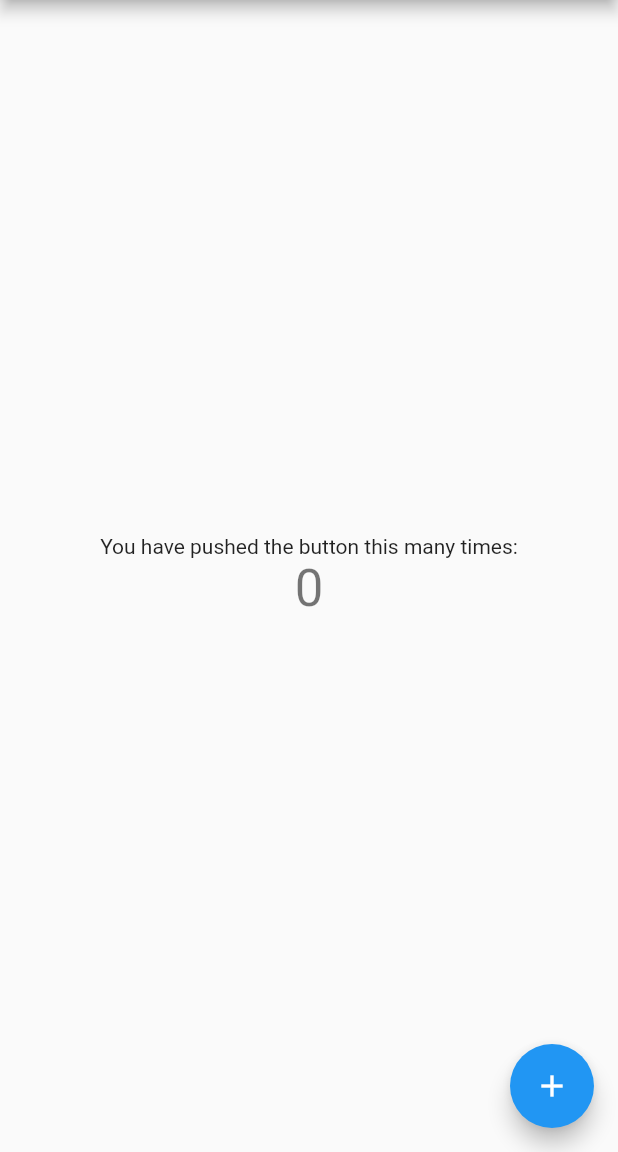
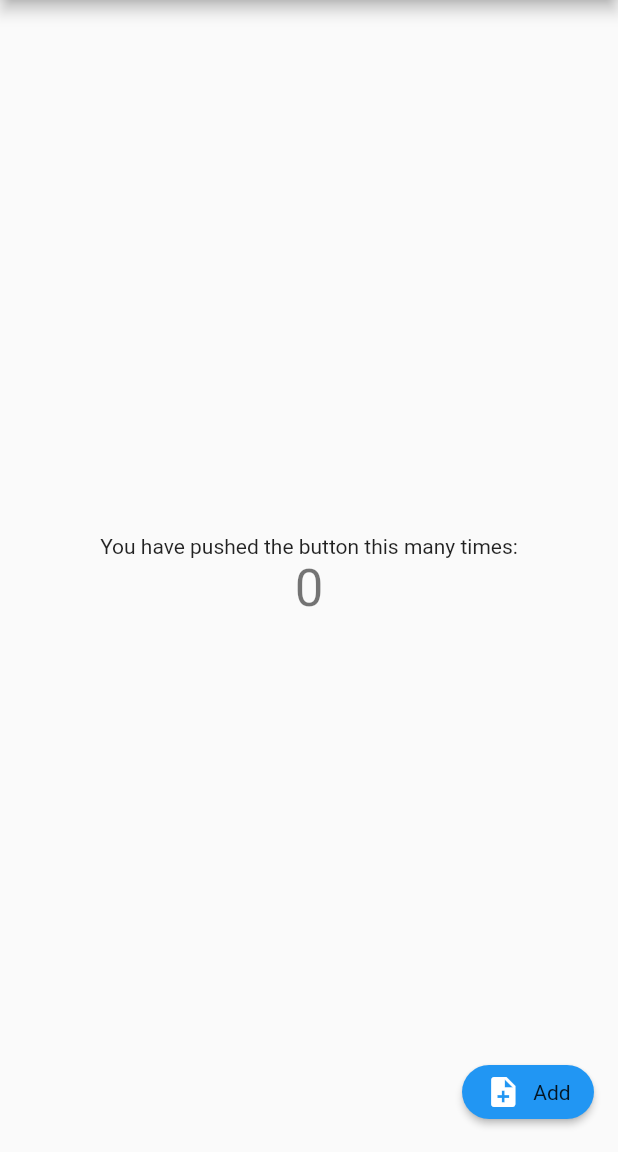
Before and after one commit to aditmodhvadia/notes_flutter, a Flutter app: the screen it shows after launch, on a phone screen of 412 x 824 dp, the part 84-1236 px from its top. Run offline on Flutter 3.47's test engine with Material 2 defaults, Android fonts, the phone set to English and light mode, and no system bars.

Commit message:
change fab

```diff
--- a/lib/main.dart
+++ b/lib/main.dart
@@ -9,14 +9,6 @@ class MyApp extends StatelessWidget {
     return new MaterialApp(
       title: 'Flutter Demo',
       theme: new ThemeData(
-        // This is the theme of your application.
-        //
-        // Try running your application with "flutter run". You'll see the
-        // application has a blue toolbar. Then, without quitting the app, try
-        // changing the primarySwatch below to Colors.green and then invoke
-        // "hot reload" (press "r" in the console where you ran "flutter run",
-        // or press Run > Flutter Hot Reload in IntelliJ). Notice that the
-        // counter didn't reset back to zero; the application is not restarted.
         primarySwatch: Colors.blue,
       ),
       home: new MyHomePage(title: 'Flutter Demo Home Page'),
@@ -26,15 +18,6 @@ class MyApp extends StatelessWidget {
 
 class MyHomePage extends StatefulWidget {
   MyHomePage({Key key, this.title}) : super(key: key);
-
-  // This widget is the home page of your application. It is stateful, meaning
-  // that it has a State object (defined below) that contains fields that affect
-  // how it looks.
-
-  // This class is the configuration for the state. It holds the values (in this
-  // case the title) provided by the parent (in this case the App widget) and
-  // used by the build method of the State. Fields in a Widget subclass are
-  // always marked "final".
 
   final String title;
 
@@ -47,11 +30,6 @@ class _MyHomePageState extends State<MyHomePage> {
 
   void _incrementCounter() {
     setState(() {
-      // This call to setState tells the Flutter framework that something has
-      // changed in this State, which causes it to rerun the build method below
-      // so that the display can reflect the updated values. If we changed
-      // _counter without calling setState(), then the build method would not be
-      // called again, and so nothing would appear to happen.
       _counter++;
     });
   }
@@ -76,11 +54,31 @@ class _MyHomePageState extends State<MyHomePage> {
             ],
           ),
         ),
-      floatingActionButton: new FloatingActionButton(
+        floatingActionButton: RawMaterialButton(
           onPressed: _incrementCounter,
-        tooltip: 'Increment',
-        child: new Icon(Icons.add),
+          fillColor: Colors.blue,
+          splashColor: Colors.orange,
+          shape: StadiumBorder(),
+          child: Row(
+            mainAxisSize: MainAxisSize.min,
+            children: const <Widget>[
+              Icon(Icons.note_add, color: Colors.white,),
+              SizedBox(width: 8.0),
+              Text('Add')
+            ],
           ),
+        )
+
+        // new FloatingActionButton(
+        //   onPressed: _incrementCounter,
+        //   tooltip: 'Add Note',
+        //   child: Row(
+        //     children: <Widget>[
+        //       new Icon(Icons.note_add),
+        //       Text('Add')
+        //     ],
+        //   ),
+        // ),
         );
   }
 }
```
Lines whose indentation alone changed are shown as unchanged.
